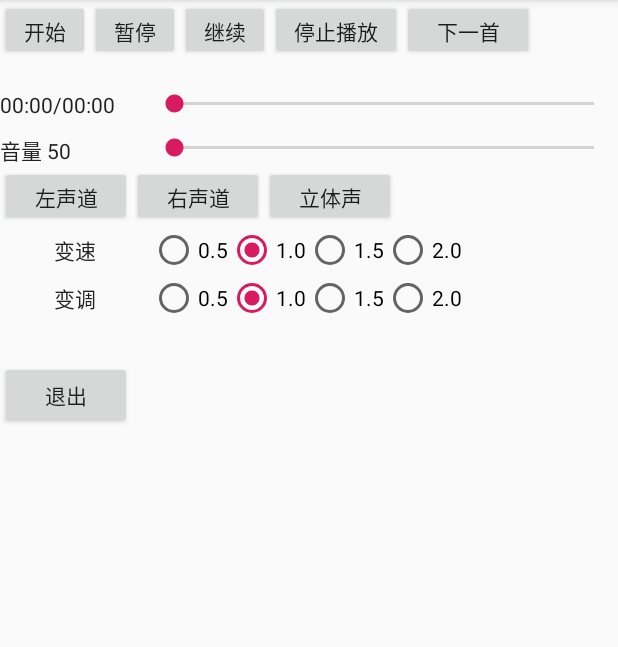
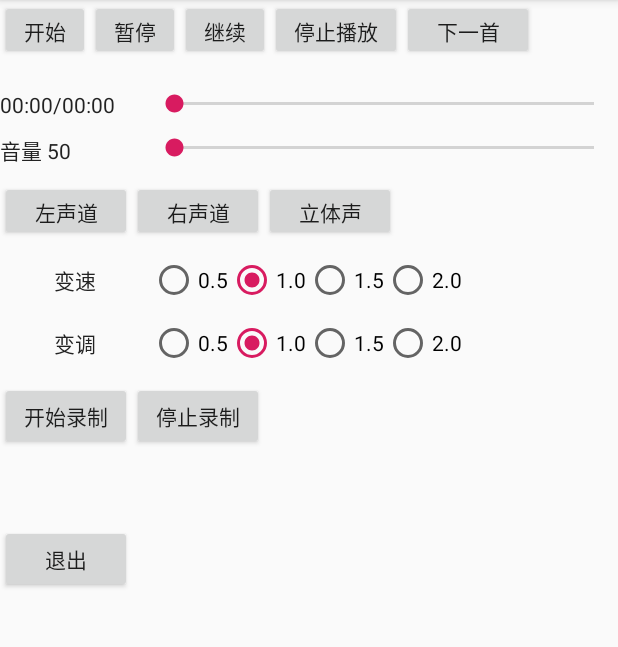
Before and after one commit to kfrepo/FFmusic, an Android app: the screen it shows after launch (MainActivity), on a phone screen of 412 x 824 dp, the part 84-731 px from its top. Run offline under Robolectric (Android 15) with nearby library versions, the phone set to English and light mode, and no system bars; 9 statements that could not run were skipped.

Commit message:
边播边录AAC

```diff
--- a/app/src/main/java/com/wguet/ffmusic/MainActivity.java
+++ b/app/src/main/java/com/wguet/ffmusic/MainActivity.java
@@ -25,6 +25,7 @@ import com.wguet.myplayer.player.FFPlayer;
 import com.wguet.myplayer.util.LogUtil;
 import com.wguet.myplayer.util.TimeUtil;
 
+import java.io.File;
 import java.lang.ref.WeakReference;
 
 
@@ -55,6 +56,8 @@ public class MainActivity extends AppCompatActivity {
     private Button leftBt, rightBt, stereoBt;
 
     private RadioGroup speedRadioGroup, pitchRadioGroup;
+
+    private Button audioStartBt, audioStopBt;
 
     /**
      * 是否正在滑动进度条
@@ -127,6 +130,9 @@ public class MainActivity extends AppCompatActivity {
 
         speedRadioGroup = findViewById(R.id.sound_speed_rg);
         pitchRadioGroup = findViewById(R.id.sound_pitch_rg);
+
+        audioStartBt = findViewById(R.id.audio_start_bt);
+        audioStopBt = findViewById(R.id.audio_stop_bt);
 
         //开始
         btStartPlay.setOnClickListener(new View.OnClickListener() {
@@ -245,6 +251,20 @@ public class MainActivity extends AppCompatActivity {
                 ffPlayer.setPitch(Float.parseFloat(radioButton.getText().toString()));
             }
         });
+
+        audioStartBt.setOnClickListener(new View.OnClickListener() {
+            @Override
+            public void onClick(View v) {
+                ffPlayer.audioStartRecord(new File("/sdcard/textplayer.aac"));
+            }
+        });
+
+        audioStopBt.setOnClickListener(new View.OnClickListener() {
+            @Override
+            public void onClick(View v) {
+                ffPlayer.audioStopRecord();
+            }
+        });
     }
 
 
@@ -325,6 +345,7 @@ public class MainActivity extends AppCompatActivity {
                 LogUtil.d(TAG, "onDbValue " + db);
             }
         });
+
     }
 
     private static class MyHandler extends Handler {
--- a/app/src/main/res/layout/activity_main.xml
+++ b/app/src/main/res/layout/activity_main.xml
@@ -1,10 +1,13 @@
 <?xml version="1.0" encoding="utf-8"?>
-<RelativeLayout xmlns:android="http://schemas.android.com/apk/res/android"
-    xmlns:app="http://schemas.android.com/apk/res-auto"
+<ScrollView xmlns:android="http://schemas.android.com/apk/res/android"
     xmlns:tools="http://schemas.android.com/tools"
     android:layout_width="match_parent"
     android:layout_height="match_parent"
     tools:context=".MainActivity">
+
+    <RelativeLayout
+        android:layout_width="match_parent"
+        android:layout_height="match_parent">
 
 
         <LinearLayout
@@ -23,8 +26,8 @@
                 android:id="@+id/bt_pause"
                 android:layout_width="60dp"
                 android:layout_height="40dp"
-            android:text="暂停"
-            android:layout_below="@+id/bt_next"/>
+                android:layout_below="@+id/bt_next"
+                android:text="暂停" />
 
             <Button
                 android:id="@+id/bt_resume"
@@ -36,8 +39,8 @@
                 android:id="@+id/bt_stop"
                 android:layout_width="wrap_content"
                 android:layout_height="40dp"
-            android:text="停止播放"
-            android:layout_below="@+id/bt_resume"/>
+                android:layout_below="@+id/bt_resume"
+                android:text="停止播放" />
 
             <Button
                 android:id="@+id/bt_next"
@@ -52,7 +55,7 @@
             android:layout_width="match_parent"
             android:layout_height="wrap_content"
             android:layout_below="@+id/title_ll"
-        android:layout_marginTop="10dp" >
+            android:layout_marginTop="10dp">
 
             <TextView
                 android:id="@+id/tv_playtime"
@@ -60,11 +63,12 @@
                 android:layout_height="wrap_content"
                 android:text="00:00/00:00"
                 android:textColor="#222222" />
+
             <SeekBar
                 android:id="@+id/audio_seek_sb"
                 android:layout_width="match_parent"
                 android:layout_height="wrap_content"
-            android:max="100"/>
+                android:max="100" />
         </LinearLayout>
 
         <!-- 音量 -->
@@ -81,6 +85,7 @@
                 android:layout_height="wrap_content"
                 android:text="音量 50"
                 android:textColor="#222222" />
+
             <SeekBar
                 android:id="@+id/audio_volume_sb"
                 android:layout_width="match_parent"
@@ -93,7 +98,9 @@
             android:layout_width="wrap_content"
             android:layout_height="wrap_content"
             android:layout_below="@+id/audio_volume_ll"
+            android:layout_marginTop="10dp"
             android:orientation="horizontal">
+
             <Button
                 android:id="@+id/sound_channel_left_bt"
                 android:layout_width="wrap_content"
@@ -119,14 +126,15 @@
             android:layout_width="wrap_content"
             android:layout_height="wrap_content"
             android:layout_below="@+id/sound_channel_ll"
+            android:layout_marginTop="10dp"
             android:orientation="horizontal">
 
             <TextView
                 android:layout_width="100dp"
                 android:layout_height="wrap_content"
-            android:text="变速"
                 android:layout_gravity="center"
                 android:gravity="center_horizontal"
+                android:text="变速"
                 android:textColor="#222222" />
 
             <RadioGroup
@@ -145,19 +153,20 @@
                     android:id="@+id/sound_speed_2_rb"
                     android:layout_width="wrap_content"
                     android:layout_height="wrap_content"
-                android:text="1.0"
-                android:checked="true" />
+                    android:checked="true"
+                    android:text="1.0" />
 
                 <RadioButton
                     android:id="@+id/sound_speed_3_rb"
                     android:layout_width="wrap_content"
                     android:layout_height="wrap_content"
-                android:text="1.5"/>
+                    android:text="1.5" />
+
                 <RadioButton
                     android:id="@+id/sound_speed_4_rb"
                     android:layout_width="wrap_content"
                     android:layout_height="wrap_content"
-                android:text="2.0"/>
+                    android:text="2.0" />
             </RadioGroup>
         </LinearLayout>
 
@@ -166,14 +175,15 @@
             android:layout_width="wrap_content"
             android:layout_height="wrap_content"
             android:layout_below="@+id/sound_speed_ll"
+            android:layout_marginTop="10dp"
             android:orientation="horizontal">
 
             <TextView
                 android:layout_width="100dp"
                 android:layout_height="wrap_content"
-            android:text="变调"
                 android:layout_gravity="center"
                 android:gravity="center_horizontal"
+                android:text="变调"
                 android:textColor="#222222" />
 
             <RadioGroup
@@ -192,28 +202,50 @@
                     android:id="@+id/sound_pitch_2_rb"
                     android:layout_width="wrap_content"
                     android:layout_height="wrap_content"
-                android:text="1.0"
-                android:checked="true" />
+                    android:checked="true"
+                    android:text="1.0" />
 
                 <RadioButton
                     android:id="@+id/sound_pitch_3_rb"
                     android:layout_width="wrap_content"
                     android:layout_height="wrap_content"
-                android:text="1.5"/>
+                    android:text="1.5" />
+
                 <RadioButton
                     android:id="@+id/sound_pitch_4_rb"
                     android:layout_width="wrap_content"
                     android:layout_height="wrap_content"
-                android:text="2.0"/>
+                    android:text="2.0" />
             </RadioGroup>
+        </LinearLayout>
+
+        <LinearLayout
+            android:id="@+id/sound_record_ll"
+            android:layout_width="wrap_content"
+            android:layout_height="wrap_content"
+            android:layout_below="@+id/sound_pitch_ll"
+            android:layout_marginTop="10dp"
+            android:orientation="horizontal">
+
+            <Button
+                android:id="@+id/audio_start_bt"
+                android:layout_width="wrap_content"
+                android:layout_height="45dp"
+                android:text="开始录制" />
+
+            <Button
+                android:id="@+id/audio_stop_bt"
+                android:layout_width="wrap_content"
+                android:layout_height="45dp"
+                android:text="停止录制" />
         </LinearLayout>
 
         <Button
             android:id="@+id/bt_finish"
             android:layout_width="wrap_content"
             android:layout_height="45dp"
-        android:layout_marginTop="90dp"
-        android:text="退出"
-        android:layout_below="@+id/sound_channel_ll"/>
-
+            android:layout_below="@+id/sound_record_ll"
+            android:layout_marginTop="50dp"
+            android:text="退出" />
     </RelativeLayout>
+</ScrollView>
```
Also changed, not shown: myplayer/src/main/java/com/wguet/myplayer/player/FFPlayer.java (+203 -1 lines), 8 other files. Lines whose indentation alone changed are shown as unchanged.
